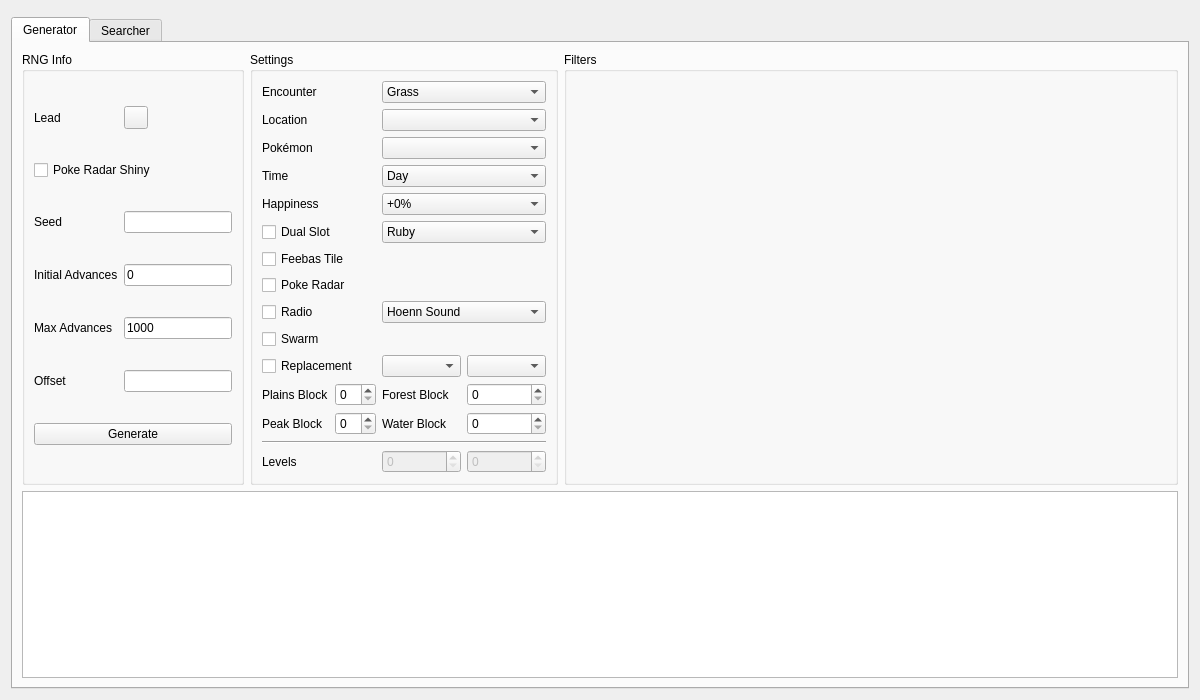
Before: the Qt Designer form Form/Gen4/Wild4.ui in Admiral-Fish/PokeFinder, drawn with Qt 5.
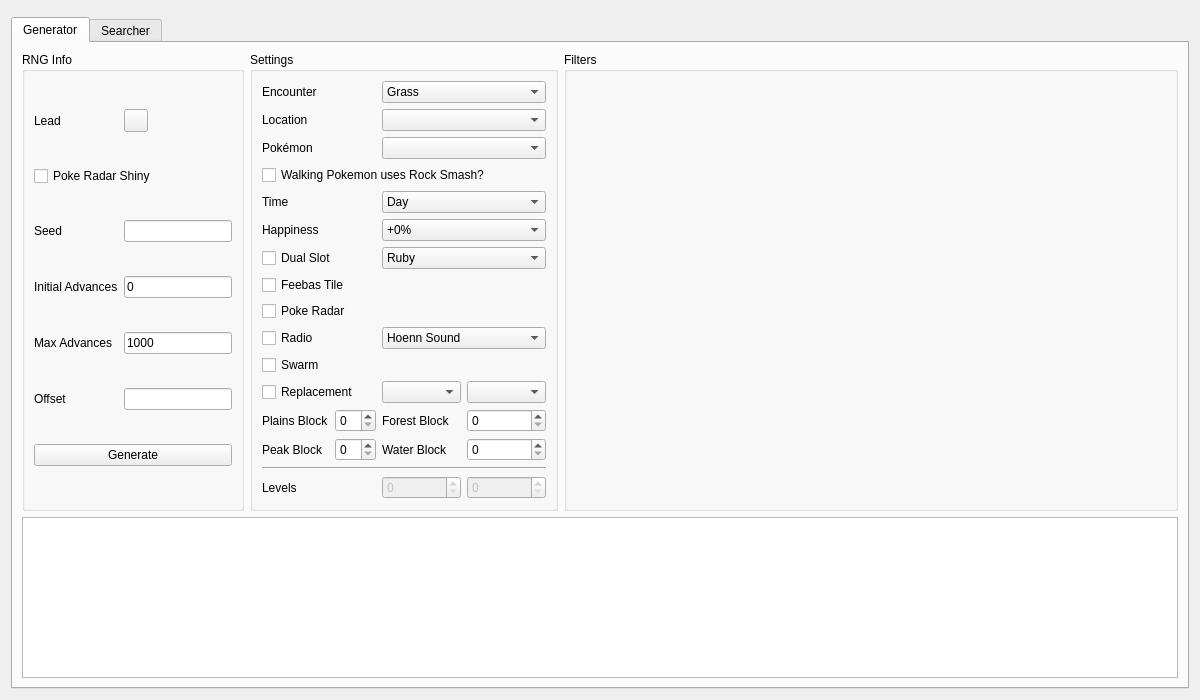
After: the same form once the commit is applied. Custom widgets are drawn as their Qt base class.

Commit message: add hgss rock smash items + add modifiers to generator only

Patch:
```diff
--- a/Form/Gen4/Wild4.ui
+++ b/Form/Gen4/Wild4.ui
@@ -198,14 +198,21 @@
           <item row="2" column="2" colspan="2">
            <widget class="ComboBox" name="comboBoxGeneratorPokemon"/>
           </item>
-          <item row="3" column="0" colspan="2">
+          <item row="3" column="0" colspan="4">
+           <widget class="QCheckBox" name="checkBoxGeneratorRockSmashPokemon">
+            <property name="text">
+             <string>Walking Pokemon uses Rock Smash?</string>
+            </property>
+           </widget>
+          </item>
+          <item row="4" column="0" colspan="2">
            <widget class="QLabel" name="labelGeneratorTime">
             <property name="text">
              <string>Time</string>
             </property>
            </widget>
           </item>
-          <item row="3" column="2" colspan="2">
+          <item row="4" column="2" colspan="2">
            <widget class="QComboBox" name="comboBoxGeneratorTime">
             <property name="currentIndex">
              <number>1</number>
@@ -227,14 +234,14 @@
             </item>
            </widget>
           </item>
-          <item row="4" column="0" colspan="2">
+          <item row="5" column="0" colspan="2">
            <widget class="QLabel" name="labelGeneratorHappiness">
             <property name="text">
              <string>Happiness</string>
             </property>
            </widget>
           </item>
-          <item row="4" column="2" colspan="2">
+          <item row="5" column="2" colspan="2">
            <widget class="ComboBox" name="comboBoxGeneratorHappiness">
             <item>
              <property name="text">
@@ -263,7 +270,7 @@
             </item>
            </widget>
           </item>
-          <item row="5" column="0" colspan="2">
+          <item row="6" column="0" colspan="2">
            <widget class="QCheckBox" name="checkBoxGeneratorDualSlot">
             <property name="text">
              <string>Dual Slot</string>
@@ -273,7 +280,7 @@
             </attribute>
            </widget>
           </item>
-          <item row="5" column="2" colspan="2">
+          <item row="6" column="2" colspan="2">
            <widget class="ComboBox" name="comboBoxGeneratorDualSlot">
             <item>
              <property name="text">
@@ -302,14 +309,14 @@
             </item>
            </widget>
           </item>
-          <item row="6" column="0" colspan="4">
+          <item row="7" column="0" colspan="4">
            <widget class="QCheckBox" name="checkBoxGeneratorFeebasTile">
             <property name="text">
              <string>Feebas Tile</string>
             </property>
            </widget>
           </item>
-          <item row="7" column="0" colspan="4">
+          <item row="8" column="0" colspan="4">
            <widget class="QCheckBox" name="checkBoxGeneratorPokeRadar">
             <property name="text">
              <string>Poke Radar</string>
@@ -319,7 +326,7 @@
             </attribute>
            </widget>
           </item>
-          <item row="8" column="0" colspan="2">
+          <item row="9" column="0" colspan="2">
            <widget class="QCheckBox" name="checkBoxGeneratorRadio">
             <property name="text">
              <string>Radio</string>
@@ -329,7 +336,7 @@
             </attribute>
            </widget>
           </item>
-          <item row="8" column="2" colspan="2">
+          <item row="9" column="2" colspan="2">
            <widget class="QComboBox" name="comboBoxGeneratorRadio">
             <item>
              <property name="text">
@@ -348,7 +355,7 @@
             </item>
            </widget>
           </item>
-          <item row="9" column="0" colspan="4">
+          <item row="10" column="0" colspan="4">
            <widget class="QCheckBox" name="checkBoxGeneratorSwarm">
             <property name="text">
              <string>Swarm</string>
@@ -358,7 +365,7 @@
             </attribute>
            </widget>
           </item>
-          <item row="10" column="0" colspan="2">
+          <item row="11" column="0" colspan="2">
            <widget class="QCheckBox" name="checkBoxGeneratorReplacement">
             <property name="text">
              <string>Replacement</string>
@@ -368,67 +375,67 @@
             </attribute>
            </widget>
           </item>
-          <item row="10" column="2">
+          <item row="11" column="2">
            <widget class="ComboBox" name="comboBoxGeneratorReplacement0"/>
           </item>
-          <item row="10" column="3">
+          <item row="11" column="3">
            <widget class="ComboBox" name="comboBoxGeneratorReplacement1"/>
           </item>
-          <item row="11" column="0">
+          <item row="12" column="0">
            <widget class="QLabel" name="labelGeneratorPlainsBlock">
             <property name="text">
              <string>Plains Block</string>
             </property>
            </widget>
           </item>
-          <item row="11" column="1">
+          <item row="12" column="1">
            <widget class="QSpinBox" name="spinBoxGeneratorPlainsBlock"/>
           </item>
-          <item row="11" column="2">
+          <item row="12" column="2">
            <widget class="QLabel" name="labelGeneratorForestBlock">
             <property name="text">
              <string>Forest Block</string>
             </property>
            </widget>
           </item>
-          <item row="11" column="3">
+          <item row="12" column="3">
            <widget class="QSpinBox" name="spinBoxGeneratorForestBlock"/>
           </item>
-          <item row="12" column="0">
+          <item row="13" column="0">
            <widget class="QLabel" name="labelGeneratorPeakBlock">
             <property name="text">
              <string>Peak Block</string>
             </property>
            </widget>
           </item>
-          <item row="12" column="1">
+          <item row="13" column="1">
            <widget class="QSpinBox" name="spinBoxGeneratorPeakBlock"/>
           </item>
-          <item row="12" column="2">
+          <item row="13" column="2">
            <widget class="QLabel" name="labelGeneratorWaterBlock">
             <property name="text">
              <string>Water Block</string>
             </property>
            </widget>
           </item>
-          <item row="12" column="3">
+          <item row="13" column="3">
            <widget class="QSpinBox" name="spinBoxGeneratorWaterBlock"/>
           </item>
-          <item row="13" column="0" colspan="4">
+          <item row="14" column="0" colspan="4">
            <widget class="Line" name="line">
             <property name="orientation">
              <enum>Qt::Orientation::Horizontal</enum>
             </property>
            </widget>
           </item>
-          <item row="14" column="0">
+          <item row="15" column="0">
            <widget class="QLabel" name="labelGeneratorLevel">
             <property name="text">
              <string>Levels</string>
             </property>
            </widget>
           </item>
-          <item row="14" column="2">
+          <item row="15" column="2">
            <widget class="QSpinBox" name="spinBoxGeneratorLevelMin">
             <property name="enabled">
              <bool>false</bool>
@@ -441,7 +448,7 @@
             </property>
            </widget>
           </item>
-          <item row="14" column="3">
+          <item row="15" column="3">
            <widget class="QSpinBox" name="spinBoxGeneratorLevelMax">
             <property name="enabled">
              <bool>false</bool>
```
Left out of the diff: 1 changed line with no effect on the pictures. The commit also changes 15 other files.
